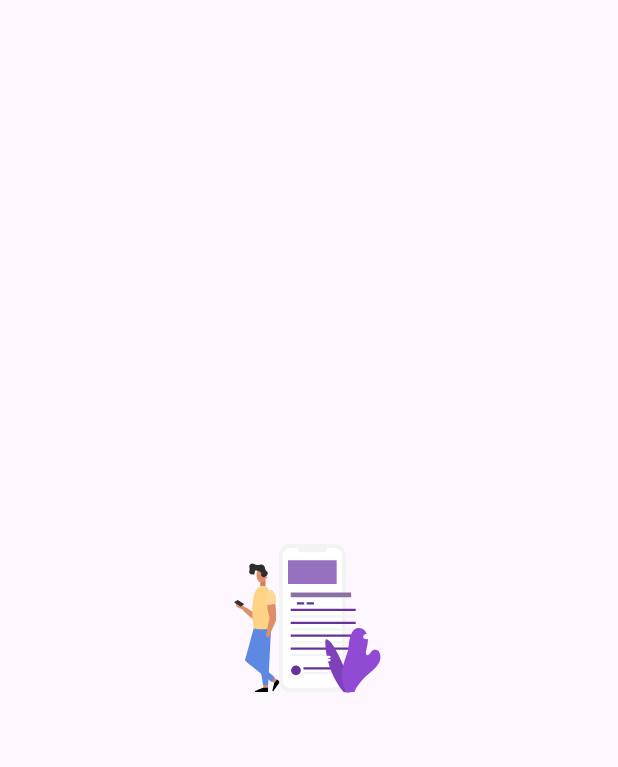
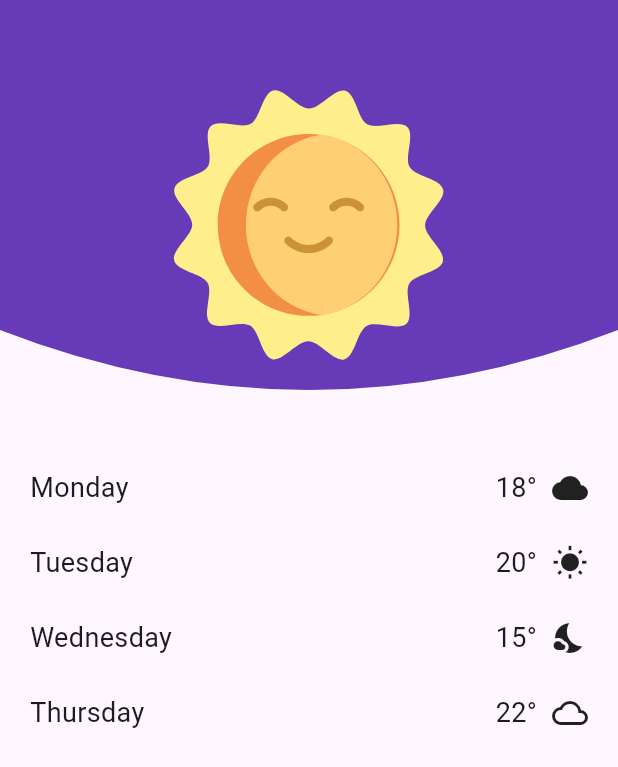
Before and after one commit to Pradeep1234566/animations_flutter, a Flutter app: the screen it shows after launch, on a phone screen of 412 x 824 dp. Shown: the top 767 px of the screen. Run offline on Flutter 3.47's test engine with Material 3 defaults, Android fonts, the phone set to English and light mode, and no system bars; our stand-ins replace lottie.

Commit message:
created a UI

```diff
--- a/lib/pages/home_page.dart
+++ b/lib/pages/home_page.dart
@@ -7,13 +7,102 @@ class HomePage extends StatelessWidget {
   @override
   Widget build(BuildContext context) {
     return Scaffold(
-      body: Center(
-        child: Lottie.asset(
-          "assets/animations/A2.json",
-          errorBuilder: (context, error, stackTrace) =>
-              const Text("Error loading animation"),
-        ),
+      body: Column(
+        children: [
+          // Curved Animated Header
+          ClipPath(
+            clipper: CurveClipper(),
+            child: Container(
+              height: 300,
+              color: Colors.deepPurple,
+              alignment: Alignment.center,
+              child: Lottie.asset(
+                'assets/animations/Sunny.json',
+                fit: BoxFit.cover,
+                errorBuilder: (context, error, stackTrace) =>
+                    const Text("Error loading animation"),
+              ),
+            ),
+          ),
+
+          // Weather Forecast
+          Expanded(
+            child: ListView(
+              padding: const EdgeInsets.symmetric(horizontal: 20),
+              children: const [
+                WeatherRow(day: 'Monday', temperature: '18°', icon: Icons.cloud),
+                WeatherRow(day: 'Tuesday', temperature: '20°', icon: Icons.wb_sunny),
+                WeatherRow(day: 'Wednesday', temperature: '15°', icon: Icons.nights_stay),
+                WeatherRow(day: 'Thursday', temperature: '22°', icon: Icons.cloud_queue),
+              ],
+            ),
+          ),
+
+          // Bottom Navigation
+          Padding(
+            padding: const EdgeInsets.all(12.0),
+            child: Row(
+              mainAxisAlignment: MainAxisAlignment.spaceAround,
+              children: const [
+                Icon(Icons.home, color: Colors.white, size: 30),
+                Icon(Icons.search, color: Colors.white70, size: 30),
+                Icon(Icons.umbrella, color: Colors.white70, size: 30),
+              ],
+            ),
+          ),
+        ],
       ),
     );
   }
 }
+
+// Custom Clipper for Curved Header
+class CurveClipper extends CustomClipper<Path> {
+  @override
+  Path getClip(Size size) {
+    Path path = Path();
+    path.lineTo(0, size.height - 80);
+    path.quadraticBezierTo(
+        size.width / 2, size.height, size.width, size.height - 80);
+    path.lineTo(size.width, 0);
+    path.close();
+    return path;
+  }
+
+  @override
+  bool shouldReclip(CustomClipper<Path> oldClipper) => false;
+}
+
+// Weather Row Widget
+class WeatherRow extends StatelessWidget {
+  final String day;
+  final String temperature;
+  final IconData icon;
+
+  const WeatherRow({
+    super.key,
+    required this.day,
+    required this.temperature,
+    required this.icon,
+  });
+
+  @override
+  Widget build(BuildContext context) {
+    return Padding(
+      padding: const EdgeInsets.symmetric(vertical: 12.0),
+      child: Row(
+        mainAxisAlignment: MainAxisAlignment.spaceBetween,
+        children: [
+          Text(day, style: const TextStyle(fontSize: 18)),
+          Row(
+            children: [
+              Text(temperature, style: const TextStyle(fontSize: 18)),
+              const SizedBox(width: 10),
+              Icon(icon, size: 24),
+            ],
+          ),
+        ],
+      ),
+    );
+  }
+}
```
Also changed, not shown: assets/animations/Sunny.json (added, +1 -0 lines), lib/widget/search.dart (added, +24 -0 lines), lib/widget/weather.dart (added, +28 -0 lines).
